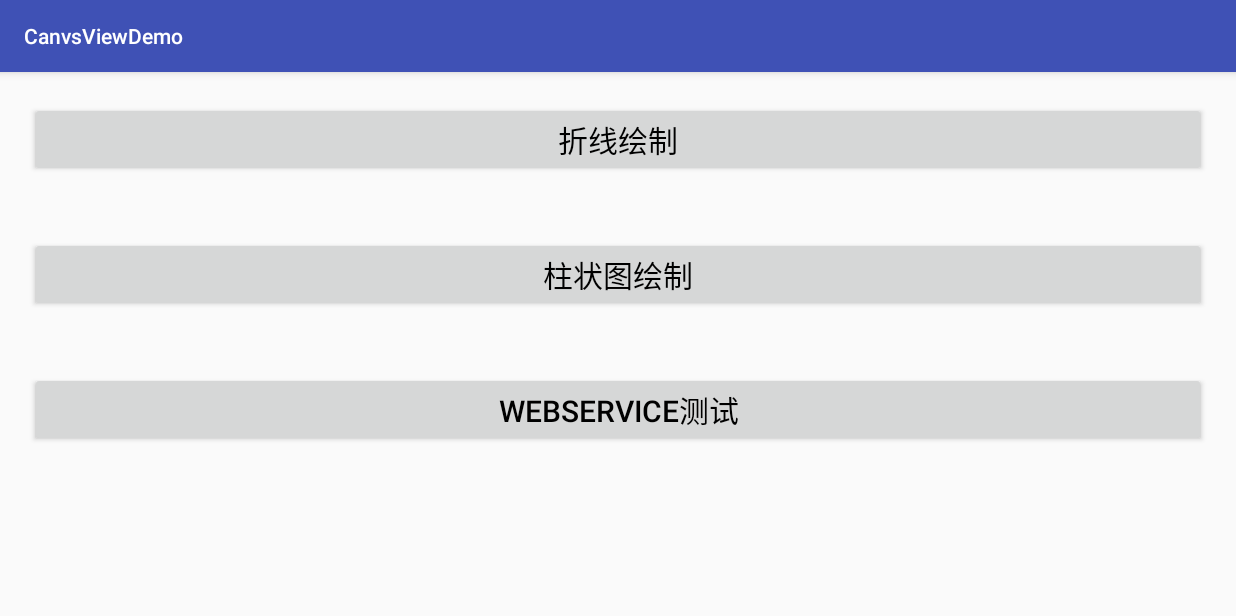
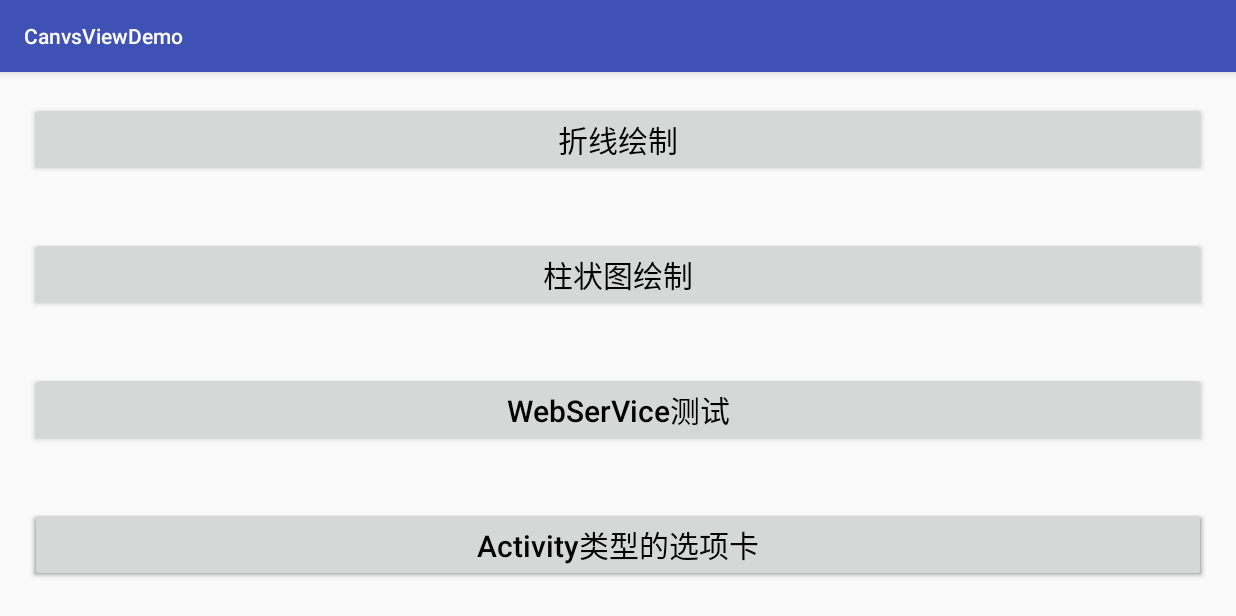
Before and after one commit to ITchild/CanvsViewDemo1, an Android app: the screen it shows after launch (MainActivity), on a phone screen of 824 x 412 dp (held sideways). Run offline under Robolectric (Android 15) with nearby library versions, the phone set to English and light mode, and no system bars; libraries missing offline, so code that uses them is left out: com.fei.feilibs_1_0_0; 1 statement that could not run was skipped.

Commit message:
第三次提交

```diff
--- a/app/src/main/AndroidManifest.xml
+++ b/app/src/main/AndroidManifest.xml
@@ -35,6 +35,14 @@
         <activity
             android:name=".activity.WebServiceActivity"
             android:screenOrientation="landscape"></activity>
+
+        <activity android:name=".activity.DialogActivity"
+            android:screenOrientation="landscape"
+            android:theme="@style/ActivityDialogTheme"></activity>
+
+        <activity android:name=".activity.buletooth.buleToothActivity"
+            android:alwaysRetainTaskState="true"></activity>
+
     </application>
 
 </manifest>
--- a/app/src/main/java/com/fei/canvsviewdemo/CanvnsApplication.java
+++ b/app/src/main/java/com/fei/canvsviewdemo/CanvnsApplication.java
@@ -9,7 +9,6 @@ public class CanvnsApplication extends BaseApplication {
     @Override
     public void onCreate() {
         super.onCreate();
-
     }
 
     @Override
--- a/app/src/main/java/com/fei/canvsviewdemo/activity/MainActivity.java
+++ b/app/src/main/java/com/fei/canvsviewdemo/activity/MainActivity.java
@@ -1,5 +1,6 @@
 package com.fei.canvsviewdemo.activity;
 
+import android.app.TabActivity;
 import android.view.View;
 
 import com.fei.canvsviewdemo.R;
@@ -32,6 +33,8 @@ public class MainActivity extends BaseAc implements View.OnClickListener{
         findView(R.id.main_lineChart_bt).setOnClickListener(this);
         findView(R.id.main_columnChart_bt).setOnClickListener(this);
         findView(R.id.main_webService_bt).setOnClickListener(this);
+        findView(R.id.main_dialogAc_bt).setOnClickListener(this);
+        findView(R.id.main_TabAc_bt).setOnClickListener(this);
     }
 
     @Override
@@ -46,6 +49,12 @@ public class MainActivity extends BaseAc implements View.OnClickListener{
             case R.id.main_webService_bt :
                 JumpToAc(WebServiceActivity.class);
                 break;
+            case R.id.main_dialogAc_bt:
+                JumpToAc(DialogActivity.class);
+                break;
+            case R.id.main_TabAc_bt :
+                JumpToAc(TabActivity.class);
+                break;
         }
     }
     @Override
--- a/app/src/main/java/com/fei/canvsviewdemo/activity/WebServiceActivity.java
+++ b/app/src/main/java/com/fei/canvsviewdemo/activity/WebServiceActivity.java
@@ -85,7 +85,7 @@ public class WebServiceActivity extends BaseActivity implements View.OnClickList
         String namespace = "http://ws.whrsm.com";////namespace
         String methodName = "sendLowStartMsg";//要调用的方法名称
 //        String WSDL_URI = "http://192.168.3.151:8088/mockmgeEnvelopsvrSoapBinding?WSDL";//wsdl 的uri
-//        String namespace = "http://ws.whrsm.com";////namespace
+//        String namespace = "http://ws.whrsm.com";//namespace
 //        String methodName = "sendLowStartMsg";//要调用的方法名称
 
         LowStartBean bean = new LowStartBean();
@@ -97,12 +97,12 @@ public class WebServiceActivity extends BaseActivity implements View.OnClickList
         //创建SoapSerializationEnvelope 对象，同时指定soap版本号(之前在wsdl中看到的)
         SoapSerializationEnvelope envelope = new SoapSerializationEnvelope(SoapSerializationEnvelope.VER11);
         envelope.bodyOut = request;//由于是发送请求，所以是设置bodyOut
-        envelope.dotNet = true;//由于是.net开发的webservice，所以这里要设置为true
+        envelope.dotNet = false;//由于是.net开发的webservice，所以这里要设置为true
 
         HttpTransportSE httpTransportSE = new HttpTransportSE(WSDL_URI);
         try {
             httpTransportSE.call(null, envelope);//调用
-            httpTransportSE.getServiceConnection();
+//            httpTransportSE.getServiceConnection();
         } catch (IOException e) {
             e.printStackTrace();
         } catch (XmlPullParserException e) {
--- a/app/src/main/res/layout/activity_main.xml
+++ b/app/src/main/res/layout/activity_main.xml
@@ -15,30 +15,32 @@
 
         <Button
             android:id="@+id/main_lineChart_bt"
-            android:layout_width="match_parent"
-            android:layout_height="wrap_content"
-            android:layout_margin="20dp"
-            android:text="@string/str_lineChat"
-            android:textColor="@color/black"
-            android:textSize="20dp" />
+            style="@style/MainButtonType"
+            android:text="@string/str_lineChat" />
+
         <Button
             android:id="@+id/main_columnChart_bt"
-            android:layout_width="match_parent"
-            android:layout_height="wrap_content"
-            android:layout_margin="20dp"
-            android:text="@string/str_ColumnChat"
-            android:textColor="@color/black"
+            style="@style/MainButtonType"
             android:layout_below="@id/main_lineChart_bt"
-            android:textSize="20dp" />
+            android:text="@string/str_ColumnChat" />
+
         <Button
             android:id="@+id/main_webService_bt"
-            android:layout_width="match_parent"
-            android:layout_height="wrap_content"
-            android:layout_margin="20dp"
-            android:text="@string/str_webService"
-            android:textColor="@color/black"
+            style="@style/MainButtonType"
             android:layout_below="@id/main_columnChart_bt"
-            android:textSize="20dp" />
+            android:text="@string/str_webService" />
+
+        <Button
+            android:id="@+id/main_dialogAc_bt"
+            style="@style/MainButtonType"
+            android:layout_below="@id/main_webService_bt"
+            android:text="@string/str_dialogAc" />
+
+        <Button
+            android:id="@+id/main_TabAc_bt"
+            style="@style/MainButtonType"
+            android:layout_below="@id/main_webService_bt"
+            android:text="@string/str_TabAc" />
 
     </RelativeLayout>
 </ScrollView>
--- a/app/src/main/res/layout/activity_webservice.xml
+++ b/app/src/main/res/layout/activity_webservice.xml
@@ -1,5 +1,6 @@
 <?xml version="1.0" encoding="utf-8"?>
-<RelativeLayout xmlns:android="http://schemas.android.com/apk/res/android"
+<RelativeLayout
+    xmlns:android="http://schemas.android.com/apk/res/android"
     android:layout_width="match_parent"
     android:layout_height="match_parent">
 
--- a/app/src/main/res/values/strings.xml
+++ b/app/src/main/res/values/strings.xml
@@ -5,4 +5,6 @@
     <string name="str_ColumnChat">柱状图绘制</string>
     <string name="str_webService">WebSerVice测试</string>
     <string name="str_webStart">开始WebService请求</string>
+    <string name="str_dialogAc">Dialog类型的Activity</string>
+    <string name="str_TabAc">Activity类型的选项卡</string>
 </resources>
--- a/app/src/main/res/values/styles.xml
+++ b/app/src/main/res/values/styles.xml
@@ -1,5 +1,4 @@
 <resources>
-
     <!-- Base application theme. -->
     <style name="AppTheme" parent="Theme.AppCompat.Light.DarkActionBar">
         <!-- Customize your theme here. -->
@@ -8,4 +7,18 @@
         <item name="colorAccent">@color/colorAccent</item>
     </style>
 
+    <style name="ActivityDialogTheme" parent="Theme.AppCompat.Light.Dialog">
+        <item name="windowNoTitle">true</item>
+    </style>
+
+    <style name="MainButtonType">
+        <item name="android:layout_width">match_parent</item>
+        <item name="android:layout_height">match_parent</item>
+        <item name="android:layout_margin">20dp</item>
+        <item name="android:textAllCaps">false</item>
+        <item name="android:textColor">@color/black</item>
+        <item name="android:textSize">20dp</item>
+    </style>
+
+
 </resources>
```
Also changed, not shown: gradle/wrapper/gradle-wrapper.properties.
